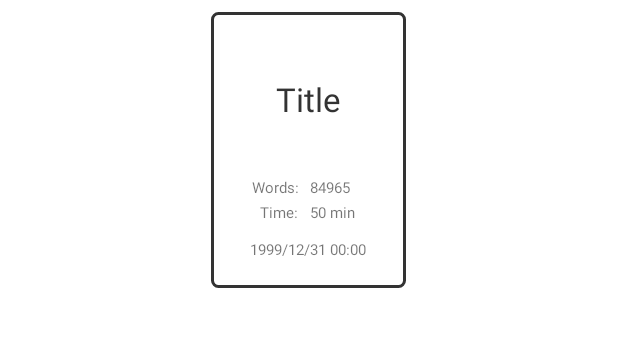
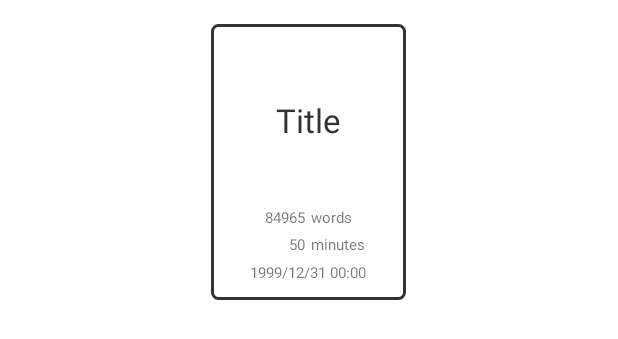
Before and after one commit to vaginessa/foco.lite, an Android app: the layout doc_list_item.xml on its own in the app's theme, with its tools: preview values and no code run, on a phone screen of 412 x 824 dp. Shown: the top 339 px of the screen. Run offline under Robolectric (Android 15) with nearby library versions, the phone set to English and light mode, and no system bars.

Commit message:
improve doc ux

```diff
--- a/Foco/app/src/main/java/io/github/nfdz/foco/ui/DocsAdapter.java
+++ b/Foco/app/src/main/java/io/github/nfdz/foco/ui/DocsAdapter.java
@@ -63,9 +63,9 @@ public class DocsAdapter extends RecyclerView.Adapter<RecyclerView.ViewHolder> {
     public void onBindViewHolder(RecyclerView.ViewHolder holder, int position) {
         if (holder.getItemViewType() == DOCUMENT_TYPE) {
             DocViewHolder docHolder = (DocViewHolder) holder;
-            docHolder.title.setText("Title");
+            docHolder.title.setText("Title ");
             docHolder.words.setText("1500");
-            docHolder.workTime.setText("40 min");
+            docHolder.workTime.setText("40");
             docHolder.editTime.setText("1999/12/31 00:00");
         }
     }
--- a/Foco/app/src/main/res/layout/doc_list_item.xml
+++ b/Foco/app/src/main/res/layout/doc_list_item.xml
@@ -25,6 +25,8 @@
             android:gravity="center"
             android:textAppearance="@style/TextAppearance.AppCompat.Large"
             android:textColor="@color/colorPrimaryDark"
+            android:maxLines="2"
+            android:ellipsize="end"
             tools:text="Title" />
 
         <LinearLayout
@@ -34,25 +36,28 @@
             android:orientation="horizontal">
 
             <TextView
-                android:layout_width="50dp"
+                android:id="@+id/doc_item_words"
+                android:layout_width="0dp"
+                android:layout_weight="0.5"
                 android:layout_height="match_parent"
-                android:layout_marginEnd="@dimen/doc_detail_text_margin_end"
-                android:layout_marginRight="@dimen/doc_detail_text_margin_end"
                 android:gravity="center_vertical|end"
-                android:text="Words:"
+                tools:text="84965"
+                android:maxLines="1"
+                android:singleLine="true"
+                android:ellipsize="end"
+                android:textAlignment="textEnd"
                 android:textSize="10dp"
                 android:textAppearance="@style/TextAppearance.AppCompat.Small" />
 
             <TextView
-                android:id="@+id/doc_item_words"
-                android:layout_width="match_parent"
+                android:layout_width="0dp"
+                android:layout_weight="0.5"
                 android:layout_height="match_parent"
+                android:layout_marginStart="@dimen/doc_detail_text_margin_start"
+                android:layout_marginLeft="@dimen/doc_detail_text_margin_start"
                 android:gravity="center_vertical|start"
-                tools:text="84965"
-                android:maxLines="1"
-                android:singleLine="true"
-                android:ellipsize="end"
                 android:textAlignment="textStart"
+                android:text="words"
                 android:textSize="10dp"
                 android:textAppearance="@style/TextAppearance.AppCompat.Small" />
 
@@ -64,26 +69,28 @@
             android:orientation="horizontal">
 
             <TextView
-                android:layout_width="50dp"
+                android:id="@+id/doc_item_work_time"
+                android:layout_width="0dp"
+                android:layout_weight="0.5"
                 android:layout_height="match_parent"
                 android:gravity="center_vertical|end"
-                android:text="Time:"
+                tools:text="50"
+                android:maxLines="1"
+                android:singleLine="true"
+                android:ellipsize="end"
                 android:textAlignment="textEnd"
-                android:layout_marginEnd="@dimen/doc_detail_text_margin_end"
-                android:layout_marginRight="@dimen/doc_detail_text_margin_end"
                 android:textSize="10dp"
                 android:textAppearance="@style/TextAppearance.AppCompat.Small" />
 
             <TextView
-                android:id="@+id/doc_item_work_time"
-                android:layout_width="match_parent"
+                android:layout_width="0dp"
+                android:layout_weight="0.5"
                 android:layout_height="match_parent"
                 android:gravity="center_vertical|start"
-                tools:text="50 min"
-                android:maxLines="1"
-                android:singleLine="true"
-                android:ellipsize="end"
+                android:text="minutes"
                 android:textAlignment="textStart"
+                android:layout_marginStart="@dimen/doc_detail_text_margin_start"
+                android:layout_marginLeft="@dimen/doc_detail_text_margin_start"
                 android:textSize="10dp"
                 android:textAppearance="@style/TextAppearance.AppCompat.Small" />
 
@@ -93,7 +100,7 @@
             android:id="@+id/doc_item_edit_time"
             android:layout_width="match_parent"
             android:layout_height="0dp"
-            android:layout_weight="0.2"
+            android:layout_weight="0.1"
             android:gravity="center"
             tools:text="1999/12/31 00:00"
             android:textAlignment="center"
--- a/Foco/app/src/main/res/values/dimens.xml
+++ b/Foco/app/src/main/res/values/dimens.xml
@@ -10,13 +10,13 @@
     <dimen name="logo_collapsed_height">18dp</dimen>
     <dimen name="logo_collapsed_width">44dp</dimen>
 
-    <dimen name="doc_vertical_padding">8dp</dimen>
-    <dimen name="doc_horizontal_padding">8dp</dimen>
+    <dimen name="doc_vertical_padding">16dp</dimen>
+    <dimen name="doc_horizontal_padding">16dp</dimen>
 
     <dimen name="doc_shape_height">184dp</dimen>
     <dimen name="doc_shape_width">130dp</dimen>
     <dimen name="doc_shape_padding">8dp</dimen>
-    <dimen name="doc_detail_text_margin_end">8dp</dimen>
+    <dimen name="doc_detail_text_margin_start">4dp</dimen>
     <dimen name="add_doc_image_size">60dp</dimen>
 
 </resources>
```
